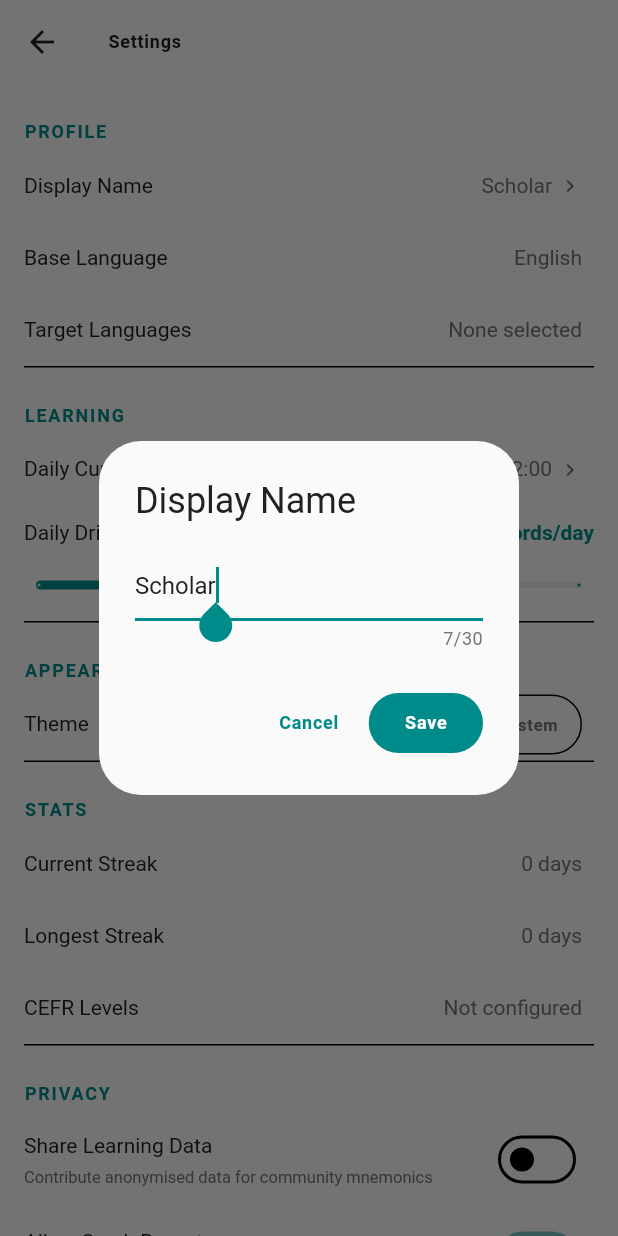
After one commit to lifeIsShore/word-learn, a Flutter app: the HomeScreen screen opened by its route, after a tap on the "settings" icon, after a tap on "Display Name", on a phone screen of 412 x 824 dp. The commit adds this screen. Run offline on Flutter 3.47's test engine with Material 3 defaults, Android fonts, the phone set to English and light mode, and no system bars; our stand-ins replace flutter_riverpod, go_router; Roboto replaces fonts that are missing (Helvetica).

Commit message:
feat: Add Home and Settings screens, implement app routing, and establish settings state management.

```diff
--- a/word_learn/lib/app.dart
+++ b/word_learn/lib/app.dart
@@ -1,20 +1,24 @@
 import 'package:flutter/material.dart';
+import 'package:flutter_riverpod/flutter_riverpod.dart';
 
 import 'core/router/app_router.dart';
 import 'core/theme/app_theme.dart';
+import 'shared/state/settings_provider.dart';
 
-/// WordLearn app — theme + router.
-class WordLearnApp extends StatelessWidget {
+/// WordLearn app root — reactive theme + router.
+class WordLearnApp extends ConsumerWidget {
   const WordLearnApp({super.key});
 
   @override
-  Widget build(BuildContext context) {
+  Widget build(BuildContext context, WidgetRef ref) {
+    final themeMode = ref.watch(settingsProvider).themeMode;
+
     return MaterialApp.router(
       title: 'WordLearn',
       debugShowCheckedModeBanner: false,
       theme: AppTheme.light,
       darkTheme: AppTheme.dark,
-      themeMode: ThemeMode.light,
+      themeMode: themeMode,
       routerConfig: createAppRouter(),
     );
   }
--- a/word_learn/lib/core/router/app_router.dart
+++ b/word_learn/lib/core/router/app_router.dart
@@ -14,6 +14,7 @@ import '../../features/onboarding/paywall_screen.dart';
 import '../../features/onboarding/target_languages_screen.dart';
 import '../../features/onboarding/welcome_screen.dart';
 import '../../features/splash/splash_screen.dart';
+import '../../features/settings/settings_screen.dart';
 import '../../features/vault/vault_screen.dart';
 
 /// Route names — align with docs/BLUEPRINT.md.
@@ -32,6 +33,7 @@ class AppRoutes {
   static const String vault = '/vault';
   static const String session = '/session';
   static const String sessionComplete = '/session/complete';
+  static const String settings = '/settings';
   static const String ash = '/ash';
 }
 
@@ -99,6 +101,10 @@ GoRouter createAppRouter() {
         path: AppRoutes.ash,
         builder: (context, state) => const AshScreen(),
       ),
+      GoRoute(
+        path: AppRoutes.settings,
+        builder: (context, state) => const SettingsScreen(),
+      ),
     ],
   );
 }
--- a/word_learn/lib/features/home/home_screen.dart
+++ b/word_learn/lib/features/home/home_screen.dart
@@ -13,6 +13,7 @@ import '../../shared/state/active_batch_provider.dart';
 import '../../shared/state/curfew_status_provider.dart';
 import '../../shared/state/onboarding_provider.dart';
 import '../../shared/state/session_provider.dart';
+import '../../shared/state/settings_provider.dart';
 import '../../shared/state/streak_provider.dart';
 import '../../shared/state/vault_provider.dart';
 
@@ -79,6 +80,7 @@ class _HomeScreenState extends ConsumerState<HomeScreen>
   @override
   Widget build(BuildContext context) {
     final onboarding = ref.watch(onboardingProvider);
+    final settings = ref.watch(settingsProvider);
     final batch = ref.watch(activeBatchProvider);
     final batchNotifier = ref.read(activeBatchProvider.notifier);
     final vaultCount = ref.watch(vaultProvider).length;
@@ -108,6 +110,13 @@ class _HomeScreenState extends ConsumerState<HomeScreen>
                 : AppColors.primaryTeal,
           ),
         ),
+        actions: [
+          IconButton(
+            icon: const Icon(Icons.settings_outlined),
+            tooltip: 'Settings',
+            onPressed: () => context.go(AppRoutes.settings),
+          ),
+        ],
       ),
       body: IceStateScaffoldBackground(
         child: Column(
@@ -123,7 +132,7 @@ class _HomeScreenState extends ConsumerState<HomeScreen>
                   crossAxisAlignment: CrossAxisAlignment.start,
                   children: [
                     Text(
-                      'Welcome back, Scholar.',
+                      'Welcome back, ${settings.displayName}.',
                       style: AppTypography.displayMedium
                           .copyWith(color: AppColors.darkGray),
                     ),
--- /dev/null
+++ b/word_learn/lib/features/settings/settings_screen.dart
@@ -0,0 +1,482 @@
+import 'package:flutter/material.dart';
+import 'package:flutter_riverpod/flutter_riverpod.dart';
+import 'package:go_router/go_router.dart';
+
+import '../../core/router/app_router.dart';
+import '../../core/theme/app_colors.dart';
+import '../../core/theme/app_spacing.dart';
+import '../../core/theme/app_typography.dart';
+import '../../shared/constants/app_languages.dart';
+import '../../shared/state/onboarding_provider.dart';
+import '../../shared/state/settings_provider.dart';
+import '../../shared/state/streak_provider.dart';
+
+/// WL-400: User Profile & Settings Screen.
+/// Sections: Profile · Learning · Appearance · Stats · Privacy · Account.
+class SettingsScreen extends ConsumerWidget {
+  const SettingsScreen({super.key});
+
+  @override
+  Widget build(BuildContext context, WidgetRef ref) {
+    final settings = ref.watch(settingsProvider);
+    final onboarding = ref.watch(onboardingProvider);
+    final streak = ref.watch(streakProvider);
+
+    final baseLang = kAppLanguages
+        .firstWhere((l) => l.code == onboarding.baseLanguageCode,
+            orElse: () => kAppLanguages.first)
+        .name;
+
+    final targetLangs = onboarding.targetLanguageCodes
+        .map((code) => kAppLanguages
+            .firstWhere((l) => l.code == code,
+                orElse: () => kAppLanguages.first)
+            .name)
+        .join(', ');
+
+    return Scaffold(
+      appBar: AppBar(
+        leading: IconButton(
+          icon: const Icon(Icons.arrow_back),
+          onPressed: () => context.go(AppRoutes.home),
+        ),
+        title: Text('Settings', style: AppTypography.labelLarge),
+      ),
+      body: ListView(
+        children: [
+          // ── PROFILE ──────────────────────────────────────────────────
+          _SectionHeader(label: 'PROFILE'),
+          _EditableRow(
+            label: 'Display Name',
+            value: settings.displayName,
+            onTap: () => _editDisplayName(context, ref, settings.displayName),
+          ),
+          _ReadOnlyRow(label: 'Base Language', value: baseLang),
+          _ReadOnlyRow(
+            label: 'Target Languages',
+            value: targetLangs.isEmpty ? 'None selected' : targetLangs,
+          ),
+          _Divider(),
+
+          // ── LEARNING ─────────────────────────────────────────────────
+          _SectionHeader(label: 'LEARNING'),
+          _EditableRow(
+            label: 'Daily Curfew',
+            value: _fmtTime(onboarding.curfew),
+            onTap: () => _editCurfew(context, ref, onboarding.curfew),
+          ),
+          _SliderRow(
+            label: 'Daily Drip',
+            value: onboarding.dailyDripCount.toDouble(),
+            min: 5,
+            max: 40,
+            divisions: 7,
+            displayValue: '${onboarding.dailyDripCount} words/day',
+            onChanged: (v) =>
+                ref.read(onboardingProvider.notifier).setDailyDrip(v.round()),
+          ),
+          _Divider(),
+
+          // ── APPEARANCE ───────────────────────────────────────────────
+          _SectionHeader(label: 'APPEARANCE'),
+          _ThemeRow(
+            current: settings.themeMode,
+            onChanged: (mode) =>
+                ref.read(settingsProvider.notifier).setThemeMode(mode),
+          ),
+          _Divider(),
+
+          // ── STATS ────────────────────────────────────────────────────
+          _SectionHeader(label: 'STATS'),
+          _ReadOnlyRow(
+            label: 'Current Streak',
+            value: '${streak.currentStreak} days',
+          ),
+          _ReadOnlyRow(
+            label: 'Longest Streak',
+            value: '${streak.longestStreak} days',
+          ),
+          _ReadOnlyRow(
+            label: 'CEFR Levels',
+            value: onboarding.cefrPerTarget.isEmpty
+                ? 'Not configured'
+                : onboarding.cefrPerTarget.entries
+                    .map((e) => '${e.key.toUpperCase()}: ${e.value}')
+                    .join('  ·  '),
+          ),
+          _Divider(),
+
+          // ── PRIVACY ──────────────────────────────────────────────────
+          _SectionHeader(label: 'PRIVACY'),
+          _ToggleRow(
+            label: 'Share Learning Data',
+            subtitle: 'Contribute anonymised data for community mnemonics',
+            value: settings.shareLearningData,
+            onChanged: (v) =>
+                ref.read(settingsProvider.notifier).setShareLearningData(v),
+          ),
+          _ToggleRow(
+            label: 'Allow Crash Reports',
+            subtitle: 'Send anonymous error reports to improve stability',
+            value: settings.allowCrashReports,
+            onChanged: (v) =>
+                ref.read(settingsProvider.notifier).setAllowCrashReports(v),
+          ),
+          _Divider(),
+
+          // ── ACCOUNT ──────────────────────────────────────────────────
+          _SectionHeader(label: 'ACCOUNT'),
+          _ReadOnlyRow(
+            label: 'Subscription',
+            value: 'Free tier',
+          ),
+          _ActionRow(
+            label: 'Reset Progress',
+            sublabel: 'Clears streak and session history',
+            color: AppColors.warning,
+            onTap: () => _confirmResetProgress(context, ref),
+          ),
+          _ActionRow(
+            label: 'Delete Account',
+            sublabel: 'Permanently removes all data',
+            color: AppColors.error,
+            onTap: () => _confirmDeleteAccount(context),
+          ),
+
+          SizedBox(height: AppSpacing.xxl),
+        ],
+      ),
+    );
+  }
+
+  // ── Editors ───────────────────────────────────────────────────────────────
+
+  void _editDisplayName(
+      BuildContext context, WidgetRef ref, String current) {
+    final ctrl = TextEditingController(text: current);
+    showDialog(
+      context: context,
+      builder: (ctx) => AlertDialog(
+        title: const Text('Display Name'),
+        content: TextField(
+          controller: ctrl,
+          autofocus: true,
+          maxLength: 30,
+          textCapitalization: TextCapitalization.words,
+          decoration: const InputDecoration(hintText: 'Your name'),
+        ),
+        actions: [
+          TextButton(
+              onPressed: () => Navigator.pop(ctx),
+              child: const Text('Cancel')),
+          FilledButton(
+            onPressed: () {
+              ref
+                  .read(settingsProvider.notifier)
+                  .setDisplayName(ctrl.text);
+              Navigator.pop(ctx);
+            },
+            child: const Text('Save'),
+          ),
+        ],
+      ),
+    );
+  }
+
+  Future<void> _editCurfew(
+      BuildContext context, WidgetRef ref, TimeOfDay current) async {
+    final picked = await showTimePicker(
+      context: context,
+      initialTime: current,
+      helpText: 'SET CURFEW TIME',
+    );
+    if (picked != null) {
+      ref.read(onboardingProvider.notifier).setCurfew(picked);
+    }
+  }
+
+  void _confirmResetProgress(BuildContext context, WidgetRef ref) {
+    showDialog(
+      context: context,
+      builder: (ctx) => AlertDialog(
+        title: const Text('Reset Progress'),
+        content: const Text(
+            'This will clear your streak and session history. Batch and Vault words are kept. Continue?'),
+        actions: [
+          TextButton(
+              onPressed: () => Navigator.pop(ctx),
+              child: const Text('Cancel')),
+          FilledButton(
+            style: FilledButton.styleFrom(backgroundColor: AppColors.warning),
+            onPressed: () {
+              Navigator.pop(ctx);
+              ref.read(streakProvider.notifier).acknowledgeAsh();
+              ScaffoldMessenger.of(context).showSnackBar(
+                const SnackBar(content: Text('Progress reset.')),
+              );
+            },
+            child: const Text('Reset'),
+          ),
+        ],
+      ),
+    );
+  }
+
+  void _confirmDeleteAccount(BuildContext context) {
+    showDialog(
+      context: context,
+      builder: (ctx) => AlertDialog(
+        title: const Text('Delete Account'),
+        content: const Text(
+            'This is irreversible. All data will be permanently deleted. Auth is currently disabled — this action clears local state only.'),
+        actions: [
+          TextButton(
+              onPressed: () => Navigator.pop(ctx),
+              child: const Text('Cancel')),
+          FilledButton(
+            style: FilledButton.styleFrom(backgroundColor: AppColors.error),
+            onPressed: () {
+              Navigator.pop(ctx);
+              // In production: POST /api/v1/user/delete + clear SQLite + tokens.
+              ScaffoldMessenger.of(context).showSnackBar(
+                const SnackBar(
+                    content:
+                        Text('Account deletion deferred — auth not yet enabled.')),
+              );
+            },
+            child: const Text('Delete'),
+          ),
+        ],
+      ),
+    );
+  }
+
+  String _fmtTime(TimeOfDay t) =>
+      '${t.hour.toString().padLeft(2, '0')}:${t.minute.toString().padLeft(2, '0')}';
+}
+
+// ── Shared sub-widgets ────────────────────────────────────────────────────────
+
+class _SectionHeader extends StatelessWidget {
+  const _SectionHeader({required this.label});
+  final String label;
+
+  @override
+  Widget build(BuildContext context) {
+    return Padding(
+      padding: EdgeInsets.fromLTRB(
+          AppSpacing.md, AppSpacing.lg, AppSpacing.md, AppSpacing.xs),
+      child: Text(
+        label,
+        style: AppTypography.labelLarge.copyWith(
+          color: AppColors.primaryTeal,
+          letterSpacing: 1.2,
+        ),
+      ),
+    );
+  }
+}
+
+class _Divider extends StatelessWidget {
+  @override
+  Widget build(BuildContext context) =>
+      const Divider(height: 1, indent: 16, endIndent: 16);
+}
+
+class _ReadOnlyRow extends StatelessWidget {
+  const _ReadOnlyRow({required this.label, required this.value});
+  final String label;
+  final String value;
+
+  @override
+  Widget build(BuildContext context) {
+    return ListTile(
+      dense: true,
+      title: Text(label,
+          style: AppTypography.bodyMedium.copyWith(color: AppColors.darkGray)),
+      trailing: Text(value,
+          style: AppTypography.bodyMedium.copyWith(color: AppColors.mediumGray)),
+    );
+  }
+}
+
+class _EditableRow extends StatelessWidget {
+  const _EditableRow(
+      {required this.label, required this.value, required this.onTap});
+  final String label;
+  final String value;
+  final VoidCallback onTap;
+
+  @override
+  Widget build(BuildContext context) {
+    return ListTile(
+      dense: true,
+      onTap: onTap,
+      title: Text(label,
+          style: AppTypography.bodyMedium.copyWith(color: AppColors.darkGray)),
+      trailing: Row(
+        mainAxisSize: MainAxisSize.min,
+        children: [
+          Text(value,
+              style:
+                  AppTypography.bodyMedium.copyWith(color: AppColors.mediumGray)),
+          SizedBox(width: AppSpacing.xs),
+          const Icon(Icons.chevron_right,
+              size: 16, color: AppColors.mediumGray),
+        ],
+      ),
+    );
+  }
+}
+
+class _ToggleRow extends StatelessWidget {
+  const _ToggleRow({
+    required this.label,
+    required this.subtitle,
+    required this.value,
+    required this.onChanged,
+  });
+  final String label;
+  final String subtitle;
+  final bool value;
+  final ValueChanged<bool> onChanged;
+
+  @override
+  Widget build(BuildContext context) {
+    return SwitchListTile(
+      dense: true,
+      activeColor: AppColors.primaryTeal,
+      title: Text(label,
+          style: AppTypography.bodyMedium.copyWith(color: AppColors.darkGray)),
+      subtitle: Text(subtitle,
+          style: AppTypography.bodyMedium
+              .copyWith(color: AppColors.mediumGray, fontSize: 11)),
+      value: value,
+      onChanged: onChanged,
+    );
+  }
+}
+
+class _ThemeRow extends StatelessWidget {
+  const _ThemeRow({required this.current, required this.onChanged});
+  final ThemeMode current;
+  final ValueChanged<ThemeMode> onChanged;
+
+  @override
+  Widget build(BuildContext context) {
+    return ListTile(
+      dense: true,
+      title: Text('Theme',
+          style: AppTypography.bodyMedium.copyWith(color: AppColors.darkGray)),
+      trailing: SegmentedButton<ThemeMode>(
+        style: SegmentedButton.styleFrom(
+          selectedBackgroundColor: AppColors.primaryTeal,
+          selectedForegroundColor: Colors.white,
+          foregroundColor: AppColors.mediumGray,
+          textStyle: AppTypography.labelLarge.copyWith(fontSize: 11),
+          padding: EdgeInsets.symmetric(horizontal: AppSpacing.sm),
+        ),
+        segments: const [
+          ButtonSegment(
+            value: ThemeMode.light,
+            icon: Icon(Icons.light_mode, size: 14),
+            label: Text('Light'),
+          ),
+          ButtonSegment(
+            value: ThemeMode.dark,
+            icon: Icon(Icons.dark_mode, size: 14),
+            label: Text('Dark'),
+          ),
+          ButtonSegment(
+            value: ThemeMode.system,
+            icon: Icon(Icons.phone_android, size: 14),
+            label: Text('System'),
+          ),
+        ],
+        selected: {current},
+        onSelectionChanged: (s) => onChanged(s.first),
+      ),
+    );
+  }
+}
+
+class _SliderRow extends StatelessWidget {
+  const _SliderRow({
+    required this.label,
+    required this.value,
+    required this.min,
+    required this.max,
+    required this.divisions,
+    required this.displayValue,
+    required this.onChanged,
+  });
+  final String label;
+  final double value;
+  final double min;
+  final double max;
+  final int divisions;
+  final String displayValue;
+  final ValueChanged<double> onChanged;
+
+  @override
+  Widget build(BuildContext context) {
+    return Column(
+      crossAxisAlignment: CrossAxisAlignment.start,
+      children: [
+        Padding(
+          padding: EdgeInsets.fromLTRB(
+              AppSpacing.md, AppSpacing.sm, AppSpacing.md, 0),
+          child: Row(
+            mainAxisAlignment: MainAxisAlignment.spaceBetween,
+            children: [
+              Text(label,
+                  style: AppTypography.bodyMedium
+                      .copyWith(color: AppColors.darkGray)),
+              Text(displayValue,
+                  style: AppTypography.bodyMedium
+                      .copyWith(color: AppColors.primaryTeal,
+                          fontWeight: FontWeight.w600)),
+            ],
+          ),
+        ),
+        Slider(
+          value: value,
+          min: min,
+          max: max,
+          divisions: divisions,
+          activeColor: AppColors.primaryTeal,
+          inactiveColor: AppColors.lightGray,
+          label: displayValue,
+          onChanged: onChanged,
+        ),
+      ],
+    );
+  }
+}
+
+class _ActionRow extends StatelessWidget {
+  const _ActionRow({
+    required this.label,
+    required this.sublabel,
+    required this.color,
+    required this.onTap,
+  });
+  final String label;
+  final String sublabel;
+  final Color color;
+  final VoidCallback onTap;
+
+  @override
+  Widget build(BuildContext context) {
+    return ListTile(
+      dense: true,
+      onTap: onTap,
+      title: Text(label,
+          style: AppTypography.bodyMedium.copyWith(color: color)),
+      subtitle: Text(sublabel,
+          style: AppTypography.bodyMedium
+              .copyWith(color: AppColors.mediumGray, fontSize: 11)),
+      trailing: Icon(Icons.chevron_right, size: 16, color: color),
+    );
+  }
+}
--- /dev/null
+++ b/word_learn/lib/shared/state/settings_provider.dart
@@ -0,0 +1,30 @@
+import 'package:flutter/material.dart';
+import 'package:flutter_riverpod/flutter_riverpod.dart';
+
+import 'settings_state.dart';
+
+final settingsProvider =
+    NotifierProvider<SettingsNotifier, SettingsState>(SettingsNotifier.new);
+
+class SettingsNotifier extends Notifier<SettingsState> {
+  @override
+  SettingsState build() => const SettingsState();
+
+  void setDisplayName(String name) {
+    final trimmed = name.trim();
+    if (trimmed.isEmpty) return;
+    state = state.copyWith(displayName: trimmed);
+  }
+
+  void setThemeMode(ThemeMode mode) {
+    state = state.copyWith(themeMode: mode);
+  }
+
+  void setShareLearningData(bool value) {
+    state = state.copyWith(shareLearningData: value);
+  }
+
+  void setAllowCrashReports(bool value) {
+    state = state.copyWith(allowCrashReports: value);
+  }
+}
--- /dev/null
+++ b/word_learn/lib/shared/state/settings_state.dart
@@ -0,0 +1,38 @@
+import 'package:flutter/material.dart';
+
+/// User-controlled app settings (distinct from onboarding choices).
+/// In-memory for now; persisted to SQLite/shared_prefs in WL-500.
+class SettingsState {
+  const SettingsState({
+    this.displayName = 'Scholar',
+    this.themeMode = ThemeMode.light,
+    this.shareLearningData = false,
+    this.allowCrashReports = true,
+  });
+
+  /// Display name shown in greetings.
+  final String displayName;
+
+  /// Light / dark / system theme selection.
+  final ThemeMode themeMode;
+
+  /// Privacy: share anonymised learning data (Phase 2 — mnemonics).
+  final bool shareLearningData;
+
+  /// Privacy: allow anonymous crash/error telemetry.
+  final bool allowCrashReports;
+
+  SettingsState copyWith({
+    String? displayName,
+    ThemeMode? themeMode,
+    bool? shareLearningData,
+    bool? allowCrashReports,
+  }) {
+    return SettingsState(
+      displayName: displayName ?? this.displayName,
+      themeMode: themeMode ?? this.themeMode,
+      shareLearningData: shareLearningData ?? this.shareLearningData,
+      allowCrashReports: allowCrashReports ?? this.allowCrashReports,
+    );
+  }
+}
```
Also changed, not shown: 1 other file.
